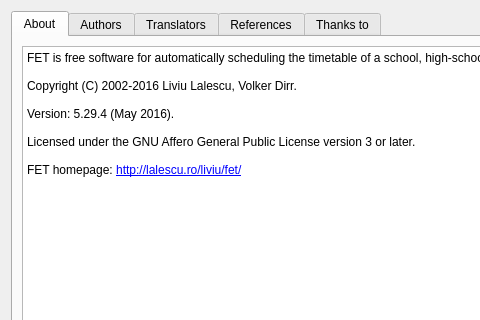
First picture: the form in src/interface/helpaboutform_template.ui, repository karandit/fet, before the edit; both pictures show x 0 to 480 and y 0 to 320 of the 690 by 430 pixel window.
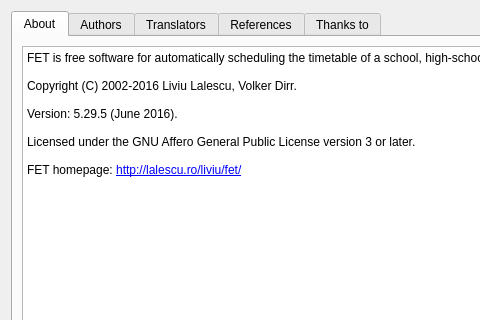
Second picture: the form after the edit.

Patch:
```diff
--- a/src/interface/helpaboutform_template.ui
+++ b/src/interface/helpaboutform_template.ui
@@ -53,7 +53,7 @@
 &lt;p style=&quot;-qt-paragraph-type:empty; margin-top:0px; margin-bottom:0px; margin-left:0px; margin-right:0px; -qt-block-indent:0; text-indent:0px; font-family:'Sans Serif'; font-size:9pt;&quot;&gt;&lt;br /&gt;&lt;/p&gt;
 &lt;p style=&quot; margin-top:0px; margin-bottom:0px; margin-left:0px; margin-right:0px; -qt-block-indent:0; text-indent:0px;&quot;&gt;&lt;span style=&quot; font-family:'Sans Serif'; font-size:9pt;&quot;&gt;Copyright (C) 2002-2016 Liviu Lalescu, Volker Dirr.&lt;/span&gt;&lt;/p&gt;
 &lt;p style=&quot;-qt-paragraph-type:empty; margin-top:0px; margin-bottom:0px; margin-left:0px; margin-right:0px; -qt-block-indent:0; text-indent:0px; font-family:'Sans Serif'; font-size:9pt;&quot;&gt;&lt;br /&gt;&lt;/p&gt;
-&lt;p style=&quot; margin-top:0px; margin-bottom:0px; margin-left:0px; margin-right:0px; -qt-block-indent:0; text-indent:0px;&quot;&gt;&lt;span style=&quot; font-family:'Sans Serif'; font-size:9pt;&quot;&gt;Version: 5.29.4 (May 2016).&lt;/span&gt;&lt;/p&gt;
+&lt;p style=&quot; margin-top:0px; margin-bottom:0px; margin-left:0px; margin-right:0px; -qt-block-indent:0; text-indent:0px;&quot;&gt;&lt;span style=&quot; font-family:'Sans Serif'; font-size:9pt;&quot;&gt;Version: 5.29.5 (June 2016).&lt;/span&gt;&lt;/p&gt;
 &lt;p style=&quot;-qt-paragraph-type:empty; margin-top:0px; margin-bottom:0px; margin-left:0px; margin-right:0px; -qt-block-indent:0; text-indent:0px; font-family:'Sans Serif'; font-size:9pt;&quot;&gt;&lt;br /&gt;&lt;/p&gt;
 &lt;p style=&quot; margin-top:0px; margin-bottom:0px; margin-left:0px; margin-right:0px; -qt-block-indent:0; text-indent:0px;&quot;&gt;&lt;span style=&quot; font-family:'Sans Serif'; font-size:9pt;&quot;&gt;Licensed under the GNU Affero General Public License version 3 or later.&lt;/span&gt;&lt;/p&gt;
 &lt;p style=&quot;-qt-paragraph-type:empty; margin-top:0px; margin-bottom:0px; margin-left:0px; margin-right:0px; -qt-block-indent:0; text-indent:0px; font-family:'Sans Serif'; font-size:9pt;&quot;&gt;&lt;br /&gt;&lt;/p&gt;
```
